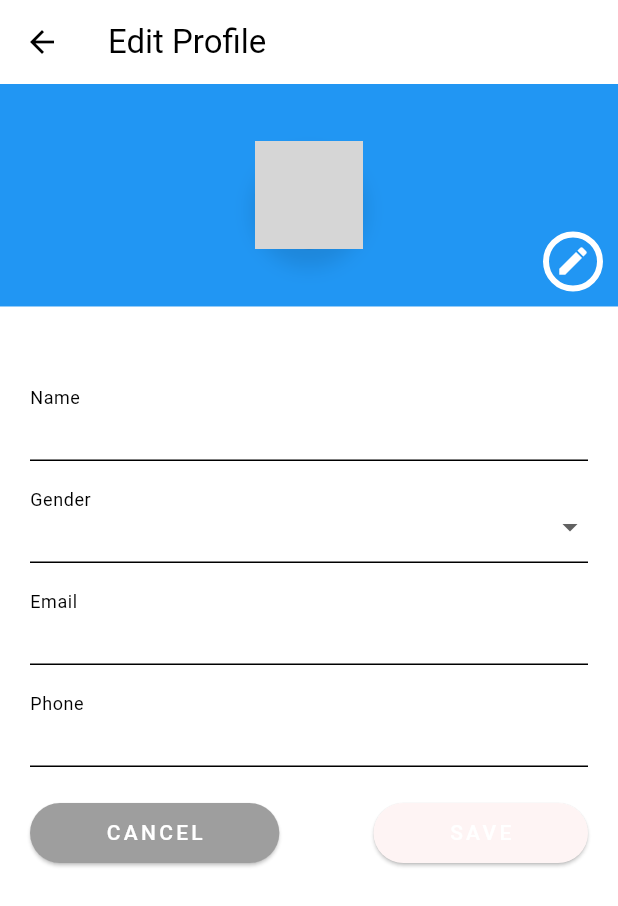
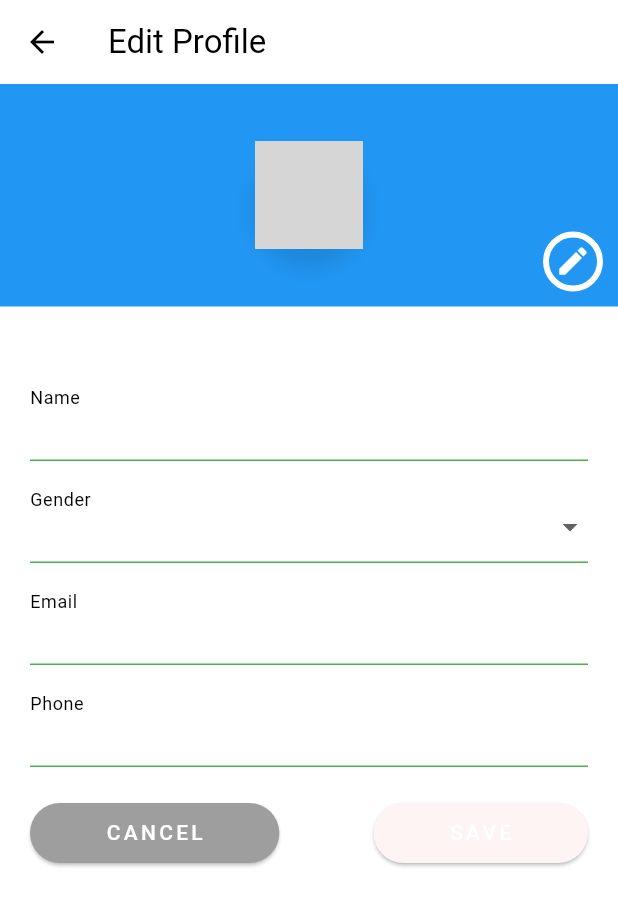
Before and after one commit to Skivap/SoftwareStudio, a Flutter app: the AccountSettings screen opened directly, after a tap on the "edit" icon, on a phone screen of 412 x 824 dp. Shown: the top 906 px of the screen. Run offline on Flutter 3.47's test engine with Material 3 defaults, Android fonts, the phone set to English and light mode, and no system bars; our stand-ins replace cloud_firestore, firebase_auth, firebase_core, firebase_storage, image_picker, universal_io; accounts and stored records are empty; network calls fail; grey boxes are pictures that could not be loaded.

```diff
--- a/lib/model/product_model.dart
+++ b/lib/model/product_model.dart
@@ -29,7 +29,6 @@ class Product {
   factory Product.fromFirestore(DocumentSnapshot doc) {
     Map data = doc.data() as Map<String, dynamic>;
     var a = data['price'];
-    print(a.runtimeType);
     return Product(
       likes: data['likes'] ?? 0,
       likedby: data['likedby'] ?? [],
--- a/lib/model/themes.dart
+++ b/lib/model/themes.dart
@@ -14,6 +14,8 @@ final ThemeData classicLightTheme = ThemeData(
     onError: Colors.white,
     surface: Colors.white,
     onSurface: Colors.black,
+    background: Colors.green,
+    onBackground: Colors.green,
   ),
 );
 
@@ -31,6 +33,8 @@ final ThemeData classicDarkTheme = ThemeData(
     onError: Colors.black,
     surface: Colors.black,
     onSurface: Colors.white,
+    background: Colors.green,
+    onBackground: Colors.green,
   ),
 );
 
@@ -48,6 +52,8 @@ final ThemeData lightForestTheme = ThemeData(
     onError: Colors.white,
     surface: Colors.white,
     onSurface: Colors.black,
+    background: Colors.green,
+    onBackground: Colors.green,
   ),
 );
 
@@ -65,6 +71,8 @@ final ThemeData sunnyBeachTheme = ThemeData(
     onError: Colors.white,
     surface: Colors.white,
     onSurface: Colors.black,
+    background: Colors.green,
+    onBackground: Colors.green,
   ),
 );
 
@@ -82,5 +90,7 @@ final ThemeData twillightTheme = ThemeData(
     onError: Colors.black,
     surface: Color(0xFF1E1E1E),
     onSurface: Colors.white,
+    background: Colors.green,
+    onBackground: Colors.green,
   ),
 );
--- a/lib/views/user_settings_views/account_settings.dart
+++ b/lib/views/user_settings_views/account_settings.dart
@@ -1,5 +1,5 @@
 import 'dart:async';
-import 'dart:io';
+import 'dart:io' as io;
 
 import 'package:flutter/material.dart';
 import 'package:cloud_firestore/cloud_firestore.dart';
@@ -27,6 +27,9 @@ class _AccountSettings extends State<AccountSettings> {
   String email = '';
   String phone = '';
   var birthday = DateTime.now();
+
+  io.File? _pickedImage;
+  String? _imageUrl;
 
   final TextEditingController _nameController = TextEditingController();
   final TextEditingController _emailController = TextEditingController();
@@ -106,7 +109,8 @@ class _AccountSettings extends State<AccountSettings> {
     final pickedFile = await picker.pickImage(source: ImageSource.gallery);
 
     if (pickedFile != null) {
-      final File imageFile = File(pickedFile.path);
+      try{
+        final io.File imageFile = io.File(pickedFile.path);
         final Reference storageReference = FirebaseStorage.instance
             .ref()
             .child('profile_images/$userId.jpg');
@@ -118,6 +122,10 @@ class _AccountSettings extends State<AccountSettings> {
         setState(() {
           imageLink = url;
         });
+      }
+      catch(e){
+        print("error at $e");
+      }
     }
   }
 
@@ -203,7 +211,8 @@ class _AccountSettings extends State<AccountSettings> {
                   Positioned(
                     bottom: 10,
                     right: 10,
-                    child: GestureDetector(
+                    child:
+                    GestureDetector(
                       onTap: pickImage,
                       child: Container(
                         height: 40,
--- a/lib/widgets/buy_product_screen.dart
+++ b/lib/widgets/buy_product_screen.dart
@@ -45,7 +45,9 @@ class _BuyScreen extends State<BuyScreen> {
             'productId': productId,
             'quantity': _quantity,
             'price': widget.productData.price,
-            'name': widget.productData.name
+            'name': widget.productData.name,
+            'url': null
+
           });
           transaction.set(idempotencyRef, {
             'createdAt': FieldValue.serverTimestamp(),
--- a/lib/widgets/product.dart
+++ b/lib/widgets/product.dart
@@ -154,6 +154,7 @@ class _ProductState extends State<ProductContent> {
       child: Column(
         crossAxisAlignment: CrossAxisAlignment.start,
         children: [
+          Container(height: 50,),
           Row(
             children: [
               if (widget.showExitButton)
@@ -166,7 +167,7 @@ class _ProductState extends State<ProductContent> {
                 ),
               const SizedBox(width: 5),
               CircleAvatar(
-                backgroundImage: NetworkImage(imageLink.isNotEmpty ? imageLink : 'assets/images/logo.png'),
+                backgroundImage: NetworkImage(imageLink.isNotEmpty ? imageLink : 'https://free-icon-rainbow.com/i/icon_01993/icon_019930_256.jpg'),
               ),
               const SizedBox(width: 8.0),
               Text(
--- a/lib/widgets/search_grid.dart
+++ b/lib/widgets/search_grid.dart
@@ -88,6 +88,7 @@ class _SearchGridState extends State<SearchGrid> {
     return Container(
       decoration: BoxDecoration(color: theme.colorScheme.primary),
       child: Scaffold(
+        backgroundColor: theme.colorScheme.primary,
         body: StreamBuilder<QuerySnapshot>(
           stream: FirebaseFirestore.instance.collection('products').snapshots(),
           builder: (context, snapshot) {
```
Also changed, not shown: lib/api/viton_api.dart (added, +21 -0 lines), lib/home.dart (+11 -11 lines), lib/widgets/cart_item.dart (+55 -22 lines), pubspec.lock, 2 other files. Lines whose indentation alone changed are shown as unchanged.
